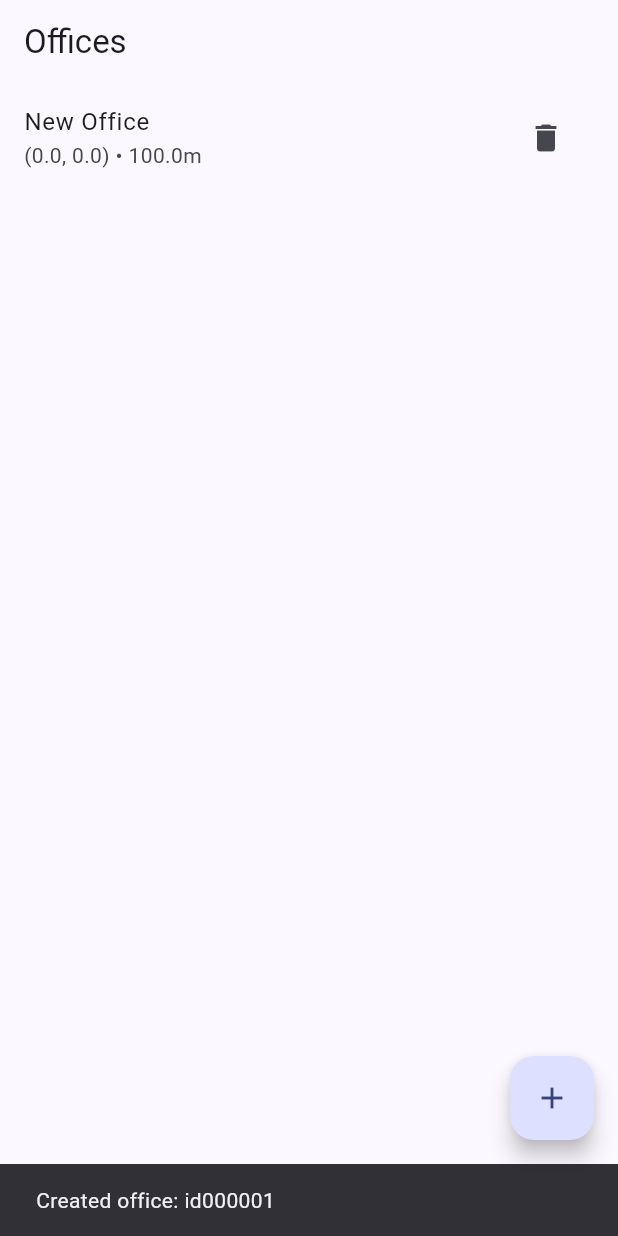
After one commit to thakrenikhil/geofence, a Flutter app: the AdminHomeScreen screen opened by its route, after a tap on "Offices", after a tap on the "add" icon, on a phone screen of 412 x 824 dp. The commit adds this screen. Run offline on Flutter 3.47's test engine with Material 3 defaults, Android fonts, the phone set to English and light mode, and no system bars; our stand-ins replace cloud_firestore, firebase_auth, firebase_core, go_router; missing offline and left inert: excel; accounts and stored records are empty.

Commit message:
feat: admin office management stream and report export service; add offices screen and routes; macOS entitlements; locale switcher scaffold

```diff
--- /dev/null
+++ b/lib/models/office.dart
@@ -0,0 +1,30 @@
+class Office {
+  Office({
+    required this.id,
+    required this.name,
+    required this.latitude,
+    required this.longitude,
+    required this.radiusMeters,
+  });
+
+  final String id;
+  final String name;
+  final double latitude;
+  final double longitude;
+  final double radiusMeters;
+
+  Map<String, dynamic> toJson() => {
+        'name': name,
+        'latitude': latitude,
+        'longitude': longitude,
+        'radiusMeters': radiusMeters,
+      };
+
+  factory Office.fromJson(String id, Map<String, dynamic> json) => Office(
+        id: id,
+        name: json['name'] as String,
+        latitude: (json['latitude'] as num).toDouble(),
+        longitude: (json['longitude'] as num).toDouble(),
+        radiusMeters: (json['radiusMeters'] as num).toDouble(),
+      );
+}
--- a/lib/routing/app_router.dart
+++ b/lib/routing/app_router.dart
@@ -3,6 +3,7 @@ import '../ui/screens/splash_screen.dart';
 import '../ui/screens/auth/login_screen.dart';
 import '../ui/screens/home/employee_home_screen.dart';
 import '../ui/screens/home/admin_home_screen.dart';
+import '../ui/screens/home/admin_offices_screen.dart';
 
 class AppRouter {
   static GoRouter create() {
@@ -29,6 +30,11 @@ class AppRouter {
           name: 'adminHome',
           builder: (context, state) => const AdminHomeScreen(),
         ),
+        GoRoute(
+          path: '/admin/offices',
+          name: 'adminOffices',
+          builder: (context, state) => const AdminOfficesScreen(),
+        ),
       ],
     );
   }
--- /dev/null
+++ b/lib/services/admin/office_service.dart
@@ -0,0 +1,24 @@
+import 'package:cloud_firestore/cloud_firestore.dart';
+import '../../models/office.dart';
+
+class OfficeService {
+  OfficeService(this._firestore);
+  final FirebaseFirestore _firestore;
+
+  Future<String> createOffice(Office office) async {
+    final ref = await _firestore.collection('offices').add(office.toJson());
+    return ref.id;
+  }
+
+  Future<void> updateOffice(Office office) async {
+    await _firestore.collection('offices').doc(office.id).update(office.toJson());
+  }
+
+  Future<void> deleteOffice(String id) async {
+    await _firestore.collection('offices').doc(id).delete();
+  }
+
+  Stream<List<Office>> offices() {
+    return _firestore.collection('offices').snapshots().map((s) => s.docs.map((d) => Office.fromJson(d.id, d.data())).toList());
+  }
+}
--- a/lib/ui/screens/home/admin_home_screen.dart
+++ b/lib/ui/screens/home/admin_home_screen.dart
@@ -1,5 +1,6 @@
 import 'package:flutter/material.dart';
 import '../../../flutter_gen/gen_l10n/app_localizations.dart';
+import 'package:go_router/go_router.dart';
 
 class AdminHomeScreen extends StatelessWidget {
   const AdminHomeScreen({super.key});
@@ -19,10 +20,10 @@ class AdminHomeScreen extends StatelessWidget {
               crossAxisCount: gridCount,
               crossAxisSpacing: 16,
               mainAxisSpacing: 16,
-              children: const [
-                _AdminTile(title: 'Offices'),
-                _AdminTile(title: 'Employees'),
-                _AdminTile(title: 'Reports'),
+              children: [
+                _AdminTile(title: 'Offices', onTap: () => context.go('/admin/offices')),
+                const _AdminTile(title: 'Employees'),
+                const _AdminTile(title: 'Reports'),
               ],
             );
           },
@@ -33,14 +34,18 @@ class AdminHomeScreen extends StatelessWidget {
 }
 
 class _AdminTile extends StatelessWidget {
-  const _AdminTile({required this.title});
+  const _AdminTile({required this.title, this.onTap});
   final String title;
+  final VoidCallback? onTap;
 
   @override
   Widget build(BuildContext context) {
-    return Card(
-      child: Center(
-        child: Text(title, style: Theme.of(context).textTheme.titleLarge),
+    return InkWell(
+      onTap: onTap,
+      child: Card(
+        child: Center(
+          child: Text(title, style: Theme.of(context).textTheme.titleLarge),
+        ),
       ),
     );
   }
--- /dev/null
+++ b/lib/ui/screens/home/admin_offices_screen.dart
@@ -0,0 +1,46 @@
+import 'package:cloud_firestore/cloud_firestore.dart';
+import 'package:flutter/material.dart';
+import '../../../models/office.dart';
+import '../../../services/admin/office_service.dart';
+
+class AdminOfficesScreen extends StatelessWidget {
+  const AdminOfficesScreen({super.key});
+
+  @override
+  Widget build(BuildContext context) {
+    final service = OfficeService(FirebaseFirestore.instance);
+    return Scaffold(
+      appBar: AppBar(title: const Text('Offices')),
+      floatingActionButton: FloatingActionButton(
+        onPressed: () async {
+          final id = await service.createOffice(Office(id: 'new', name: 'New Office', latitude: 0, longitude: 0, radiusMeters: 100));
+          if (context.mounted) {
+            ScaffoldMessenger.of(context).showSnackBar(SnackBar(content: Text('Created office: $id')));
+          }
+        },
+        child: const Icon(Icons.add),
+      ),
+      body: StreamBuilder<List<Office>>(
+        stream: service.offices(),
+        builder: (context, snapshot) {
+          if (!snapshot.hasData) return const Center(child: CircularProgressIndicator());
+          final items = snapshot.data!;
+          return ListView.builder(
+            itemCount: items.length,
+            itemBuilder: (context, index) {
+              final o = items[index];
+              return ListTile(
+                title: Text(o.name),
+                subtitle: Text('(${o.latitude}, ${o.longitude}) • ${o.radiusMeters}m'),
+                trailing: IconButton(
+                  icon: const Icon(Icons.delete),
+                  onPressed: () => service.deleteOffice(o.id),
+                ),
+              );
+            },
+          );
+        },
+      ),
+    );
+  }
+}
--- a/lib/ui/screens/home/employee_home_screen.dart
+++ b/lib/ui/screens/home/employee_home_screen.dart
@@ -8,7 +8,7 @@ class EmployeeHomeScreen extends StatelessWidget {
   Widget build(BuildContext context) {
     final t = AppLocalizations.of(context)!;
     return Scaffold(
-      appBar: AppBar(title: Text(t.employeeHome)),
+      appBar: AppBar(title: Text(t.employeeHome), actions: const [SizedBox(width: 8)]),
       body: LayoutBuilder(
         builder: (context, constraints) {
           final isWide = constraints.maxWidth > 800;
```
Also changed, not shown: lib/services/reports/report_service.dart (added, +35 -0 lines), lib/ui/widgets/locale_switcher.dart (added, +20 -0 lines), 4 other files.
